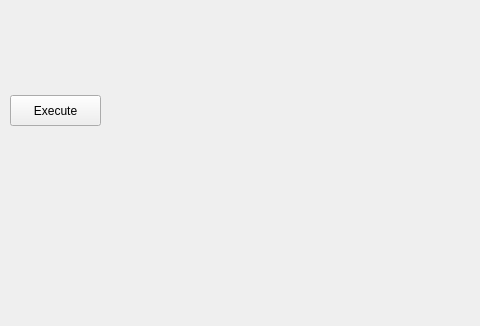
This is qt/mainwindow.ui in Edi013/ComputerVision as Qt 5 draws it before an edit; both pictures show x 0 to 480 and y 254 to 580 of the 818 by 580 pixel window. The edited form follows.
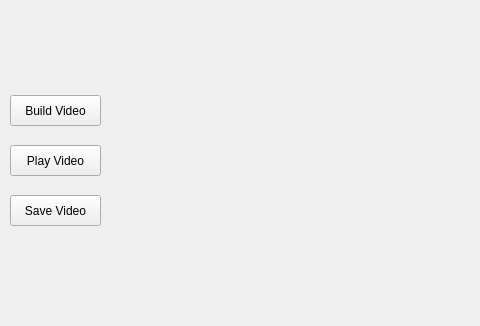
This is the edited form.

Commit message: Polished everything. Needs save fn to be ready

Diff of the .ui file:
```diff
--- a/qt/mainwindow.ui
+++ b/qt/mainwindow.ui
@@ -50,7 +50,7 @@
      </rect>
     </property>
     <property name="text">
-     <string>Execute</string>
+     <string>Build Video</string>
     </property>
    </widget>
    <widget class="QLabel" name="informationLabel">
@@ -66,6 +66,32 @@
      <string/>
     </property>
    </widget>
+   <widget class="QPushButton" name="playVideoButton">
+    <property name="geometry">
+     <rect>
+      <x>10</x>
+      <y>380</y>
+      <width>91</width>
+      <height>31</height>
+     </rect>
+    </property>
+    <property name="text">
+     <string>Play Video</string>
+    </property>
+   </widget>
+   <widget class="QPushButton" name="saveVideoButton">
+    <property name="geometry">
+     <rect>
+      <x>10</x>
+      <y>430</y>
+      <width>91</width>
+      <height>31</height>
+     </rect>
+    </property>
+    <property name="text">
+     <string>Save Video</string>
+    </property>
+   </widget>
   </widget>
   <widget class="QMenuBar" name="menubar">
    <property name="geometry">
```
The commit also changes 2 other files.
